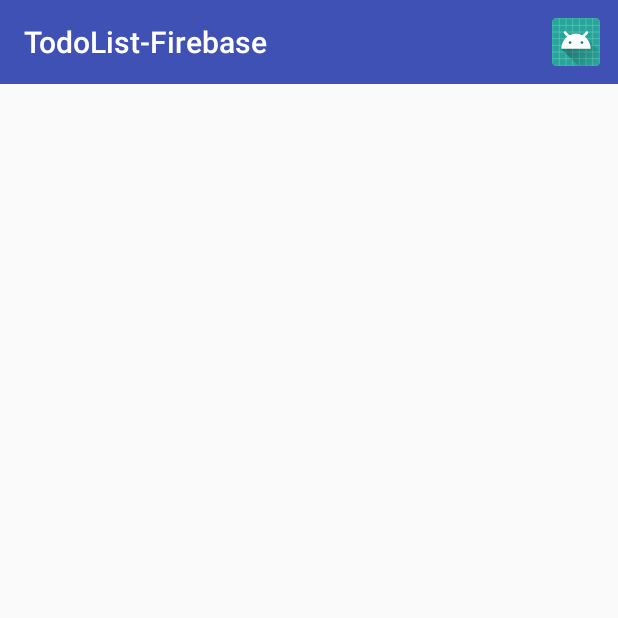
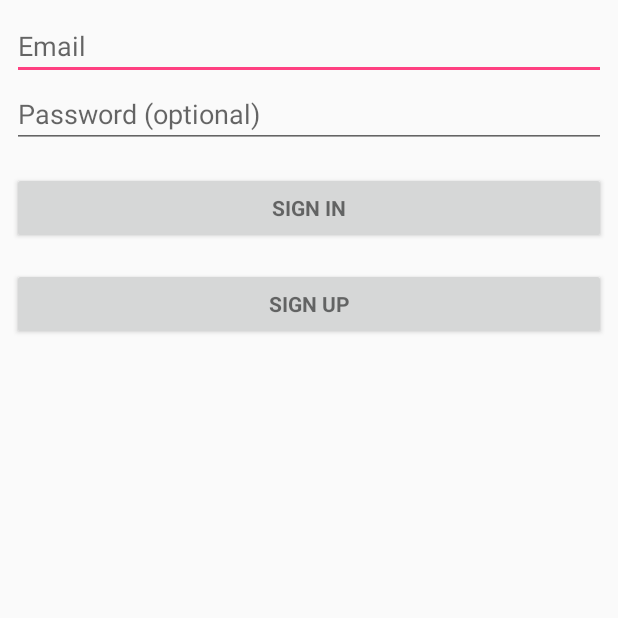
Before and after one commit to muliainsan/TodoList-Firebase, an Android app: the screen it shows after launch (MainActivity before the commit, LoginActivity after it), on a phone screen of 412 x 824 dp, the top half of it. Run offline under Robolectric (Android 15) with nearby library versions, the phone set to English and light mode, and no system bars; our stand-ins replace Firebase (no records; nobody signed in at launch, a user with empty details on screens opened directly).

Commit message:
Add Login

```diff
--- a/app/build.gradle
+++ b/app/build.gradle
@@ -25,8 +25,9 @@ dependencies {
     implementation 'com.android.support.constraint:constraint-layout:1.1.0'
 
     implementation 'com.android.support:recyclerview-v7:27.1.1'
+    implementation 'com.squareup.picasso:picasso:2.5.2'
 
-
+    implementation 'com.android.support:design:27.1.1'
     testImplementation 'junit:junit:4.12'
     androidTestImplementation 'com.android.support.test:runner:1.0.2'
     androidTestImplementation 'com.android.support.test.espresso:espresso-core:3.0.2'
@@ -34,6 +35,8 @@ dependencies {
 
     implementation 'com.google.firebase:firebase-core:12.0.1'
     implementation 'com.google.firebase:firebase-database:12.0.1'
+    implementation 'com.google.firebase:firebase-storage:12.0.1'
+    implementation 'com.google.firebase:firebase-auth:12.0.1'
 }
 
 apply plugin: 'com.google.gms.google-services'
--- /dev/null
+++ b/app/src/main/java/com/project/muliains/todolist_firebase/LoginActivity.java
@@ -0,0 +1,120 @@
+package com.project.muliains.todolist_firebase;
+
+import android.animation.Animator;
+import android.animation.AnimatorListenerAdapter;
+import android.annotation.TargetApi;
+import android.content.Intent;
+import android.content.pm.PackageManager;
+import android.support.annotation.NonNull;
+import android.support.design.widget.Snackbar;
+import android.support.v7.app.AppCompatActivity;
+import android.app.LoaderManager.LoaderCallbacks;
+
+import android.content.CursorLoader;
+import android.content.Loader;
+import android.database.Cursor;
+import android.net.Uri;
+import android.os.AsyncTask;
+
+import android.os.Build;
+import android.os.Bundle;
+import android.provider.ContactsContract;
+import android.text.TextUtils;
+import android.view.KeyEvent;
+import android.view.View;
+import android.view.View.OnClickListener;
+import android.view.inputmethod.EditorInfo;
+import android.widget.ArrayAdapter;
+import android.widget.AutoCompleteTextView;
+import android.widget.Button;
+import android.widget.EditText;
+import android.widget.TextView;
+import android.widget.Toast;
+import android.widget.ProgressBar;
+
+import com.google.android.gms.tasks.OnCompleteListener;
+import com.google.android.gms.tasks.Task;
+import com.google.firebase.auth.AuthResult;
+import com.google.firebase.auth.FirebaseAuth;
+import java.util.ArrayList;
+import java.util.List;
+
+import static android.Manifest.permission.READ_CONTACTS;
+
+/**
+ * A login screen that offers login via email/password.
+ */
+public class LoginActivity extends AppCompatActivity {
+    // UI references.
+    private EditText etpassword,etemail;
+    private FirebaseAuth auth;
+    private Button btnLogin,btnregis;
+    @Override
+    protected void onCreate(Bundle savedInstanceState) {
+        super.onCreate(savedInstanceState);
+        setContentView(R.layout.activity_login);
+        // Set up the login form.
+        etpassword =  findViewById(R.id.password);
+        etemail =  findViewById(R.id.email);
+        btnregis = findViewById(R.id.btn_regis);
+        btnLogin =  findViewById(R.id.btn_login);
+
+
+        auth = FirebaseAuth.getInstance();
+        if (auth.getCurrentUser() != null) {
+            startActivity(new Intent(LoginActivity.this, MainActivity.class));
+            finish();
+        }
+
+        btnLogin.setOnClickListener(new OnClickListener() {
+            @Override
+            public void onClick(View view) {
+                String email = etemail.getText().toString();
+                final String password = etpassword.getText().toString();
+
+                if (TextUtils.isEmpty(email)) {
+                    Toast.makeText(getApplicationContext(), "Enter email address!", Toast.LENGTH_SHORT).show();
+                    return;
+                }
+
+                if (TextUtils.isEmpty(password)) {
+                    Toast.makeText(getApplicationContext(), "Enter password!", Toast.LENGTH_SHORT).show();
+                    return;
+                }
+
+//                progressBar.setVisibility(View.VISIBLE);
+
+                //authenticate user
+                auth.signInWithEmailAndPassword(email, password)
+                        .addOnCompleteListener(LoginActivity.this, new OnCompleteListener<AuthResult>() {
+                            @Override
+                            public void onComplete(@NonNull Task<AuthResult> task) {
+                                if (!task.isSuccessful()) {
+                                    // there was an error
+                                    if (password.length() < 6) {
+                                        etpassword.setError(getString(R.string.minimum_password));
+                                    } else {
+                                        Toast.makeText(LoginActivity.this, getString(R.string.auth_failed), Toast.LENGTH_LONG).show();
+                                    }
+                                } else {
+                                    Intent intent = new Intent(LoginActivity.this, MainActivity.class);
+                                    startActivity(intent);
+                                    finish();
+                                }
+                            }
+
+                        });
+
+            }
+        });
+
+        btnregis.setOnClickListener(new View.OnClickListener() {
+            @Override
+            public void onClick(View v) {
+                startActivity(new Intent(LoginActivity.this, SignupActivity.class));
+            }
+        });
+
+
+    }
+}
--- a/app/src/main/java/com/project/muliains/todolist_firebase/MainActivity.java
+++ b/app/src/main/java/com/project/muliains/todolist_firebase/MainActivity.java
@@ -61,7 +61,6 @@ public class MainActivity extends AppCompatActivity {
                 RecyclerView.LayoutManager lm = new LinearLayoutManager(getApplicationContext());
                 rv.setLayoutManager(lm);
                 rv.setAdapter(adapter);
-
             }
 
             @Override
--- /dev/null
+++ b/app/src/main/res/layout/activity_login.xml
@@ -0,0 +1,73 @@
+<?xml version="1.0" encoding="utf-8"?>
+<LinearLayout xmlns:android="http://schemas.android.com/apk/res/android"
+    xmlns:tools="http://schemas.android.com/tools"
+    android:layout_width="match_parent"
+    android:layout_height="match_parent"
+    android:gravity="center_horizontal"
+    android:orientation="vertical"
+    android:paddingBottom="@dimen/activity_vertical_margin"
+    android:paddingLeft="@dimen/activity_horizontal_margin"
+    android:paddingRight="@dimen/activity_horizontal_margin"
+    android:paddingTop="@dimen/activity_vertical_margin"
+    tools:context=".LoginActivity">
+
+    <!-- Login progress -->
+    <ProgressBar
+        android:id="@+id/login_progress"
+        style="?android:attr/progressBarStyleLarge"
+        android:layout_width="wrap_content"
+        android:layout_height="wrap_content"
+        android:layout_marginBottom="8dp"
+        android:visibility="gone" />
+
+    <ScrollView
+        android:id="@+id/login_form"
+        android:layout_width="match_parent"
+        android:layout_height="match_parent">
+
+        <LinearLayout
+            android:id="@+id/email_login_form"
+            android:layout_width="match_parent"
+            android:layout_height="wrap_content"
+            android:orientation="vertical">
+
+            <EditText
+                android:layout_width="match_parent"
+                android:layout_height="wrap_content"
+                android:id="@+id/email"
+                android:hint="@string/prompt_email"
+                android:inputType="textEmailAddress"
+                android:maxLines="1"
+                android:singleLine="true" />
+            <EditText
+                android:id="@+id/password"
+                android:layout_width="match_parent"
+                android:layout_height="wrap_content"
+                android:hint="@string/prompt_password"
+                android:imeActionId="6"
+                android:imeActionLabel="@string/action_sign_in_short"
+                android:imeOptions="actionUnspecified"
+                android:inputType="textPassword"
+                android:maxLines="1"
+                android:singleLine="true"  />
+
+            <Button
+                android:id="@+id/btn_login"
+                style="?android:textAppearanceSmall"
+                android:layout_width="match_parent"
+                android:layout_height="wrap_content"
+                android:layout_marginTop="16dp"
+                android:text="Sign In"
+                android:textStyle="bold" />
+            <Button
+                android:id="@+id/btn_regis"
+                style="?android:textAppearanceSmall"
+                android:layout_width="match_parent"
+                android:layout_height="wrap_content"
+                android:layout_marginTop="16dp"
+                android:text="Sign Up"
+                android:textStyle="bold" />
+
+        </LinearLayout>
+    </ScrollView>
+</LinearLayout>
--- a/app/src/main/res/values/strings.xml
+++ b/app/src/main/res/values/strings.xml
@@ -1,3 +1,20 @@
 <resources>
     <string name="app_name">TodoList-Firebase</string>
+    <string name="title_activity_login">Sign in</string>
+
+    <!-- Strings related to login -->
+    <string name="prompt_email">Email</string>
+    <string name="prompt_password">Password (optional)</string>
+    <string name="action_sign_in">Sign in or register</string>
+    <string name="action_sign_in_short">Sign in</string>
+    <string name="error_invalid_email">This email address is invalid</string>
+    <string name="error_invalid_password">This password is too short</string>
+    <string name="error_incorrect_password">This password is incorrect</string>
+    <string name="error_field_required">This field is required</string>
+    <string name="permission_rationale">"Contacts permissions are needed for providing email
+        completions."
+    </string>
+
+    <string name="auth_failed">Authentication failed, check your email and password or sign up</string>
+    <string name="minimum_password">Password too short, enter minimum 6 characters!</string>
 </resources>
```
Also changed, not shown: app/src/main/AndroidManifest.xml (+14 -2 lines), app/src/main/java/com/project/muliains/todolist_firebase/Adapter.java (+12 -0 lines), app/src/main/java/com/project/muliains/todolist_firebase/SignupActivity.java (added, +13 -0 lines), app/src/main/java/com/project/muliains/todolist_firebase/Todo.java (+18 -0 lines), app/src/main/java/com/project/muliains/todolist_firebase/input.java (+94 -8 lines), app/src/main/res/layout/activity_input.xml (+14 -0 lines), app/src/main/res/layout/activity_signup.xml (added, +58 -0 lines), app/src/main/res/layout/itemlist.xml (+14 -0 lines).
